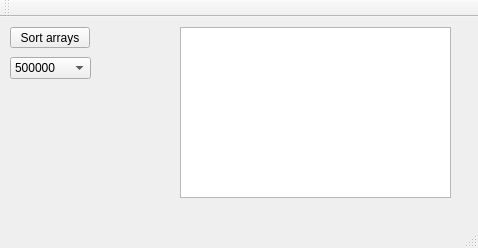
The window that mainwindow.ui (FAQEnD/CompareSortAlgorithm) describes before a commit, drawn with Qt 5.
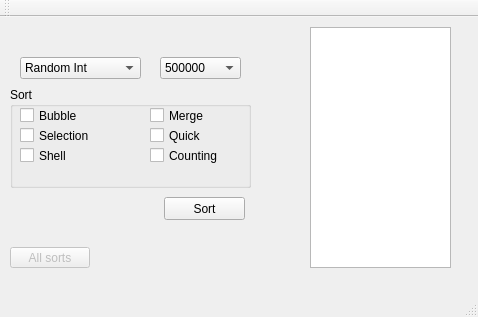
The same window after the commit.

```diff
--- a/mainwindow.ui
+++ b/mainwindow.ui
@@ -7,7 +7,7 @@
     <x>0</x>
     <y>0</y>
     <width>478</width>
-    <height>248</height>
+    <height>317</height>
    </rect>
   </property>
   <property name="windowTitle">
@@ -15,25 +15,28 @@
   </property>
   <widget class="QWidget" name="centralWidget">
    <widget class="QPushButton" name="pushButtonStartSort">
+    <property name="enabled">
+     <bool>false</bool>
+    </property>
     <property name="geometry">
      <rect>
       <x>10</x>
-      <y>10</y>
+      <y>230</y>
       <width>80</width>
       <height>21</height>
      </rect>
     </property>
     <property name="text">
-     <string>Sort arrays</string>
+     <string>All sorts</string>
     </property>
    </widget>
    <widget class="QTextEdit" name="textOutput">
     <property name="geometry">
      <rect>
-      <x>180</x>
+      <x>310</x>
       <y>10</y>
-      <width>271</width>
-      <height>171</height>
+      <width>141</width>
+      <height>241</height>
      </rect>
     </property>
     <property name="readOnly">
@@ -43,7 +46,7 @@
    <widget class="QComboBox" name="comboBoxSizeIndex">
     <property name="geometry">
      <rect>
-      <x>10</x>
+      <x>160</x>
       <y>40</y>
       <width>81</width>
       <height>22</height>
@@ -103,6 +106,150 @@
      </property>
     </item>
    </widget>
+   <widget class="QGroupBox" name="groupBoxSort">
+    <property name="geometry">
+     <rect>
+      <x>10</x>
+      <y>70</y>
+      <width>241</width>
+      <height>101</height>
+     </rect>
+    </property>
+    <property name="title">
+     <string>Sort</string>
+    </property>
+    <widget class="QCheckBox" name="checkBoxBubble">
+     <property name="geometry">
+      <rect>
+       <x>10</x>
+       <y>20</y>
+       <width>111</width>
+       <height>17</height>
+      </rect>
+     </property>
+     <property name="text">
+      <string>Bubble</string>
+     </property>
+    </widget>
+    <widget class="QCheckBox" name="checkBoxSelection">
+     <property name="geometry">
+      <rect>
+       <x>10</x>
+       <y>40</y>
+       <width>70</width>
+       <height>17</height>
+      </rect>
+     </property>
+     <property name="text">
+      <string>Selection</string>
+     </property>
+    </widget>
+    <widget class="QCheckBox" name="checkBoxShell">
+     <property name="geometry">
+      <rect>
+       <x>10</x>
+       <y>60</y>
+       <width>70</width>
+       <height>17</height>
+      </rect>
+     </property>
+     <property name="text">
+      <string>Shell</string>
+     </property>
+    </widget>
+    <widget class="QCheckBox" name="checkBoxMerge">
+     <property name="geometry">
+      <rect>
+       <x>140</x>
+       <y>20</y>
+       <width>70</width>
+       <height>17</height>
+      </rect>
+     </property>
+     <property name="text">
+      <string>Merge</string>
+     </property>
+    </widget>
+    <widget class="QCheckBox" name="checkBoxQuick">
+     <property name="geometry">
+      <rect>
+       <x>140</x>
+       <y>40</y>
+       <width>70</width>
+       <height>17</height>
+      </rect>
+     </property>
+     <property name="text">
+      <string>Quick</string>
+     </property>
+    </widget>
+    <widget class="QCheckBox" name="checkBoxCounting">
+     <property name="geometry">
+      <rect>
+       <x>140</x>
+       <y>60</y>
+       <width>70</width>
+       <height>17</height>
+      </rect>
+     </property>
+     <property name="text">
+      <string>Counting</string>
+     </property>
+    </widget>
+   </widget>
+   <widget class="QPushButton" name="pushButtonSort">
+    <property name="geometry">
+     <rect>
+      <x>164</x>
+      <y>180</y>
+      <width>81</width>
+      <height>23</height>
+     </rect>
+    </property>
+    <property name="text">
+     <string>Sort</string>
+    </property>
+   </widget>
+   <widget class="QComboBox" name="comboBoxSelectedSort">
+    <property name="geometry">
+     <rect>
+      <x>20</x>
+      <y>40</y>
+      <width>121</width>
+      <height>22</height>
+     </rect>
+    </property>
+    <item>
+     <property name="text">
+      <string>Random Int</string>
+     </property>
+    </item>
+    <item>
+     <property name="text">
+      <string>Sorted Int</string>
+     </property>
+    </item>
+    <item>
+     <property name="text">
+      <string>Reverse Sorted Int</string>
+     </property>
+    </item>
+    <item>
+     <property name="text">
+      <string>Random Double</string>
+     </property>
+    </item>
+    <item>
+     <property name="text">
+      <string>Sorted Double</string>
+     </property>
+    </item>
+    <item>
+     <property name="text">
+      <string>Reverse Sorted Double</string>
+     </property>
+    </item>
+   </widget>
   </widget>
   <widget class="QMenuBar" name="menuBar">
    <property name="geometry">
```
